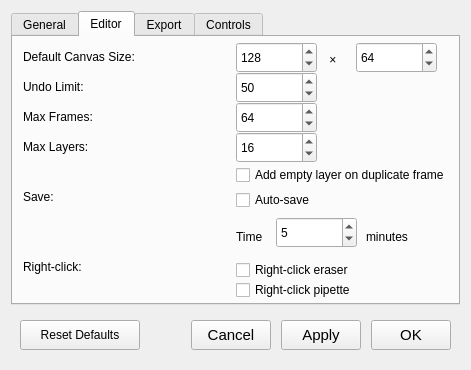
Before: the Qt Designer form POD2d/dialogs/settingsdialog.ui in ilertwo/POD2d, drawn with Qt 5.
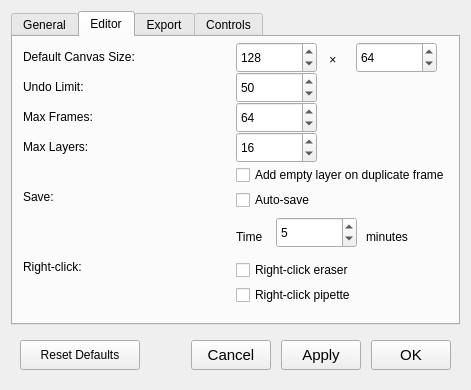
After: the same form once the commit is applied. The open tabs and pages were chosen to show the change.

Commit message: fix(ui): tab drag-out for docks

```diff
--- a/POD2d/dialogs/settingsdialog.ui
+++ b/POD2d/dialogs/settingsdialog.ui
@@ -7,13 +7,13 @@
     <x>0</x>
     <y>0</y>
     <width>471</width>
-    <height>370</height>
+    <height>390</height>
    </rect>
   </property>
   <property name="minimumSize">
    <size>
     <width>450</width>
-    <height>370</height>
+    <height>390</height>
    </size>
   </property>
   <property name="windowTitle">
@@ -608,7 +608,7 @@
           <property name="geometry">
            <rect>
             <x>0</x>
-            <y>240</y>
+            <y>245</y>
             <width>181</width>
             <height>26</height>
            </rect>
```
Left out of the diff: 2 changed lines with no effect on the pictures. The commit also changes 4 other files.
